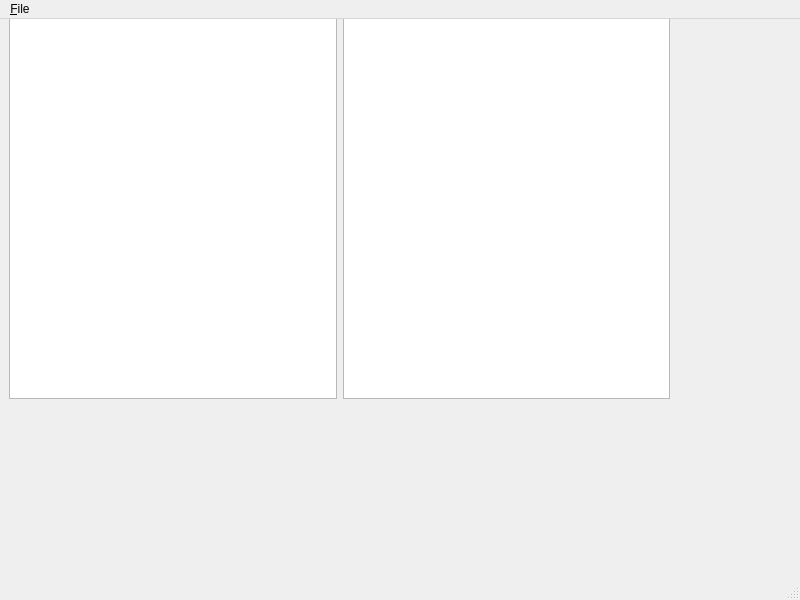
Old version of the form mainwindow.ui in the repository ProcyanCS/NBGS.
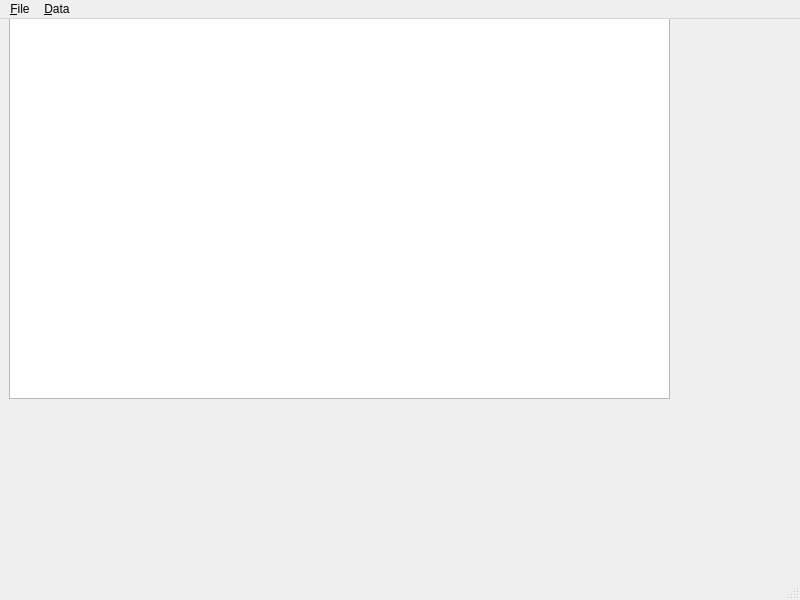
New version of the form.

Commit message: Added CSV read/write methods to load object data that consists of a string name, initial location, initial component based velocity and mass.

What changed in the file:
```diff
--- a/mainwindow.ui
+++ b/mainwindow.ui
@@ -25,9 +25,6 @@
     </property>
     <layout class="QGridLayout" name="gridLayout">
      <item row="0" column="0">
-      <widget class="QTableView" name="tableView"/>
-     </item>
-     <item row="0" column="1">
       <widget class="QListWidget" name="listWidget"/>
      </item>
     </layout>
@@ -53,7 +50,13 @@
     <addaction name="separator"/>
     <addaction name="actionE_xit"/>
    </widget>
+   <widget class="QMenu" name="menu_Data">
+    <property name="title">
+     <string>&amp;Data</string>
+    </property>
+   </widget>
    <addaction name="menu_File"/>
+   <addaction name="menu_Data"/>
   </widget>
   <widget class="QStatusBar" name="statusbar"/>
   <action name="action_New">
```
The commit also changes 6 other files.
